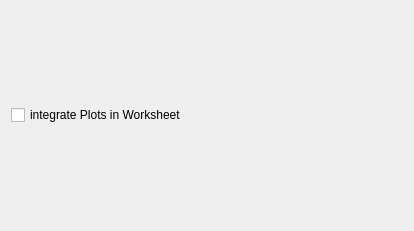
Old version of the form src/backends/R/settings.ui in the repository KDE/cantor.
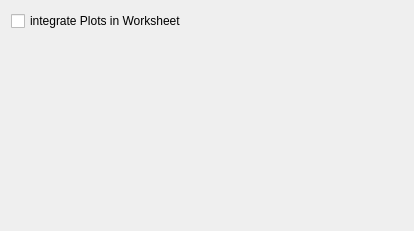
New version of the form.

Commit message: add vertical spacers to the bottom of the settings widgets, so they show up at the top of the dialog

```diff
--- a/src/backends/R/settings.ui
+++ b/src/backends/R/settings.ui
@@ -18,6 +18,19 @@
      </property>
     </widget>
    </item>
+   <item>
+    <spacer name="verticalSpacer">
+     <property name="orientation">
+      <enum>Qt::Vertical</enum>
+     </property>
+     <property name="sizeHint" stdset="0">
+      <size>
+       <width>20</width>
+       <height>40</height>
+      </size>
+     </property>
+    </spacer>
+   </item>
   </layout>
  </widget>
  <resources/>
```
The commit also changes 3 other files.
